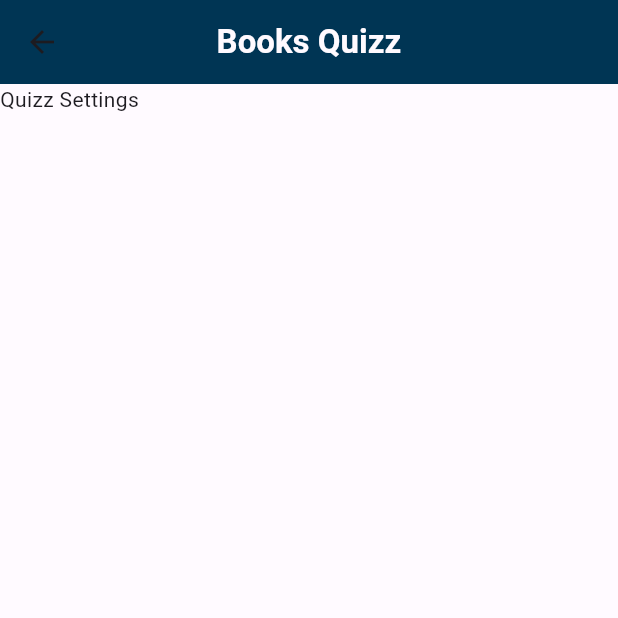
After one commit to kry-ozo/quizzApp, a Flutter app: the screen it shows after launch, after a tap on "Books", on a phone screen of 412 x 824 dp, the top half of it. The commit adds this screen. Run offline on Flutter 3.47's test engine with Material 3 defaults, Android fonts, the phone set to English and light mode, and no system bars; our stand-ins replace circle_nav_bar.

Commit message:
Added new page, quizz settings

```diff
--- a/lib/pages/home_page.dart
+++ b/lib/pages/home_page.dart
@@ -1,5 +1,6 @@
 import 'package:flutter/material.dart';
 import 'package:quizz_app/components/custom_tile.dart';
+import 'package:quizz_app/pages/quizz/quizz_settings.dart';
 import 'package:quizz_app/placeholders/categories.dart';
 import 'package:quizz_app/placeholders/users_placeholder.dart';
 
@@ -24,7 +25,13 @@ class HomePage extends StatelessWidget {
             scrollDirection: Axis.horizontal,
             itemCount: 5,
             itemBuilder: (context, index){
-              return CustomTile(title: categories[index],);
+              return GestureDetector(
+                child: CustomTile(title: categories[index],),
+                onTap: (){
+                  Navigator.push(context,
+                  MaterialPageRoute(builder: (context)=> QuizzSettings(quizzType: categories[index])));
+                },
+                );
           })
         ),
         const Padding(
--- /dev/null
+++ b/lib/pages/quizz/quizz_settings.dart
@@ -0,0 +1,22 @@
+import 'package:flutter/material.dart';
+
+class QuizzSettings extends StatelessWidget {
+  final String quizzType;
+  const QuizzSettings({super.key, required this.quizzType});
+
+  @override
+  Widget build(BuildContext context) {
+    return Scaffold(
+      appBar: AppBar(
+        title: Text("$quizzType Quizz", style: TextStyle(color: Color.fromARGB(255, 255, 250, 255), fontWeight: FontWeight.bold),),
+        centerTitle: true,
+        backgroundColor: Color.fromARGB(255, 0, 53, 84),
+      ),
+      body: Column(
+        children: [
+          Text("Quizz Settings")
+        ],
+      ),
+    );
+  }
+}
```
